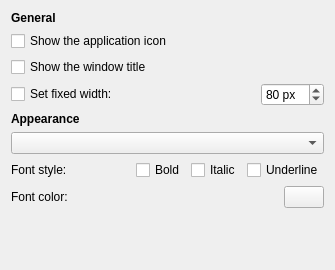
This is package/contents/ui/config.ui in bulldog98/applicationname-plasmoid as Qt 5 draws it before an edit. The edited form follows.
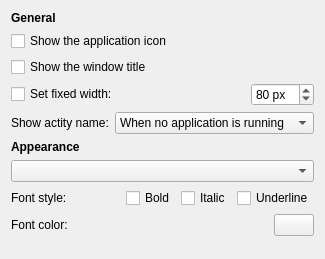
This is the edited form. Custom widgets are drawn as their Qt base class.

Commit message:
Config to not display the current activity name
Add a setting to display the current activity name only when there
is no application running or to always/never show it.

Closes #4

The edit to the form file:
```diff
--- a/package/contents/ui/config.ui
+++ b/package/contents/ui/config.ui
@@ -6,8 +6,8 @@
    <rect>
     <x>0</x>
     <y>0</y>
-    <width>335</width>
-    <height>270</height>
+    <width>307</width>
+    <height>259</height>
    </rect>
   </property>
   <property name="windowTitle">
@@ -84,6 +84,52 @@
      </item>
     </layout>
    </item>
+   <item>
+    <layout class="QHBoxLayout" name="horizontalLayout_4">
+     <item>
+      <widget class="QLabel" name="label_5">
+       <property name="text">
+        <string>Show actity name:</string>
+       </property>
+      </widget>
+     </item>
+     <item>
+      <spacer name="horizontalSpacer_2">
+       <property name="orientation">
+        <enum>Qt::Horizontal</enum>
+       </property>
+       <property name="sizeHint" stdset="0">
+        <size>
+         <width>40</width>
+         <height>20</height>
+        </size>
+       </property>
+      </spacer>
+     </item>
+     <item>
+      <widget class="QComboBox" name="kcfg_showActivityName">
+       <property name="currentIndex">
+        <number>1</number>
+       </property>
+       <item>
+        <property name="text">
+         <string>Always (never display app title)</string>
+        </property>
+       </item>
+       <item>
+        <property name="text">
+         <string>When no application is running</string>
+        </property>
+       </item>
+       <item>
+        <property name="text">
+         <string>Never</string>
+        </property>
+       </item>
+      </widget>
+     </item>
+    </layout>
+   </item>
    <item>
     <widget class="QLabel" name="label_4">
      <property name="font">
@@ -195,6 +241,11 @@
   </layout>
  </widget>
  <customwidgets>
+  <customwidget>
+   <class>KFontComboBox</class>
+   <extends>KComboBox</extends>
+   <header>kfontcombobox.h</header>
+  </customwidget>
   <customwidget>
    <class>KColorButton</class>
    <extends>QPushButton</extends>
@@ -205,11 +256,6 @@
    <extends>QComboBox</extends>
    <header>kcombobox.h</header>
   </customwidget>
-  <customwidget>
-   <class>KFontComboBox</class>
-   <extends>KComboBox</extends>
-   <header>kfontcombobox.h</header>
-  </customwidget>
  </customwidgets>
  <resources/>
  <connections/>
```
The commit also changes 3 other files.
